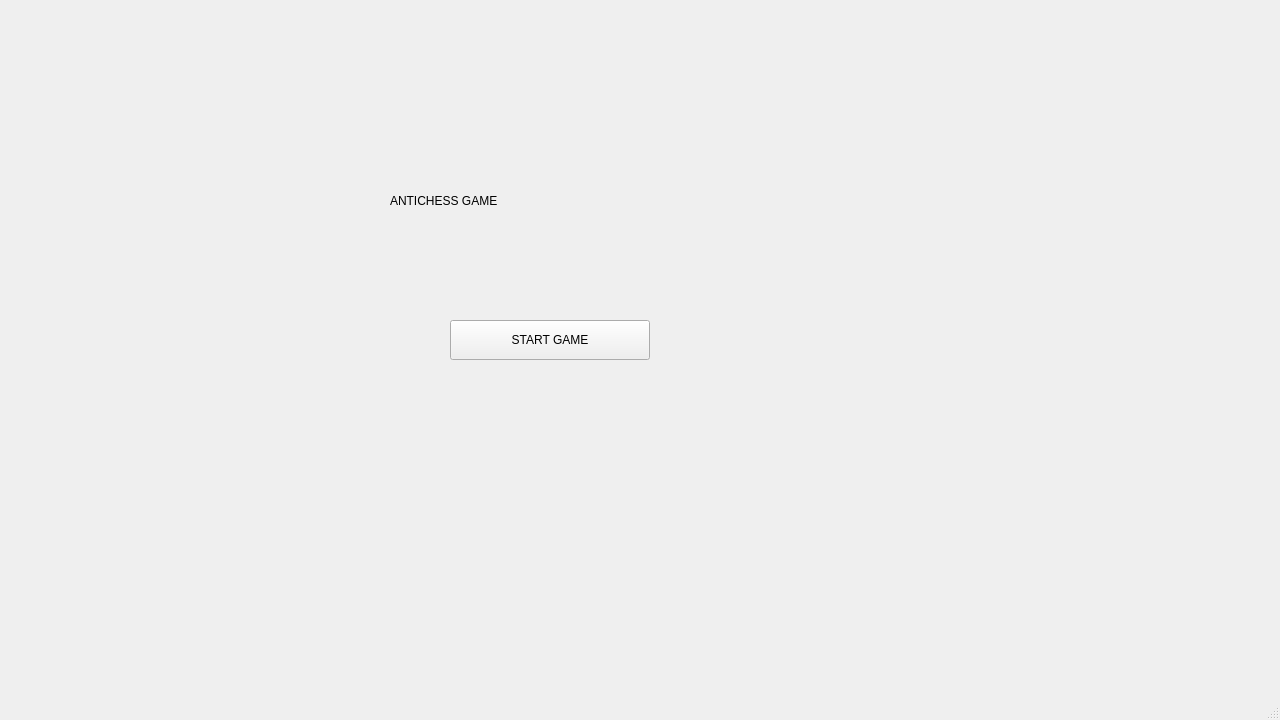
Qt form Antichess/mainwindow.ui (L0G4NN/EE273Project) before a commit.
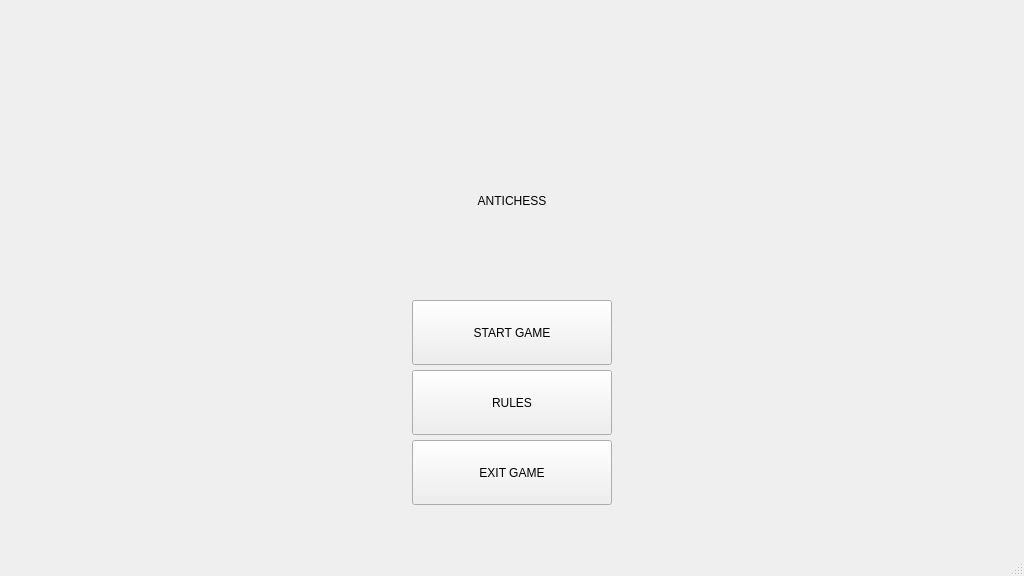
The same form after that commit.

Commit message: Updated GUI to include multiple pages

Patch:
```diff
--- a/Antichess/mainwindow.ui
+++ b/Antichess/mainwindow.ui
@@ -6,8 +6,8 @@
    <rect>
     <x>0</x>
     <y>0</y>
-    <width>1280</width>
-    <height>720</height>
+    <width>1024</width>
+    <height>576</height>
    </rect>
   </property>
   <property name="windowTitle">
@@ -36,10 +36,10 @@
      <widget class="QPushButton" name="startButton">
       <property name="geometry">
        <rect>
-        <x>450</x>
-        <y>320</y>
+        <x>412</x>
+        <y>300</y>
         <width>200</width>
-        <height>40</height>
+        <height>65</height>
        </rect>
       </property>
       <property name="styleSheet">
@@ -52,14 +52,80 @@
      <widget class="QLabel" name="label">
       <property name="geometry">
        <rect>
-        <x>390</x>
+        <x>362</x>
         <y>110</y>
-        <width>311</width>
+        <width>300</width>
         <height>181</height>
        </rect>
       </property>
+      <property name="autoFillBackground">
+       <bool>false</bool>
+      </property>
+      <property name="styleSheet">
+       <string notr="true">font: 14pt &quot;Franklin Gothic Heavy&quot;;</string>
+      </property>
       <property name="text">
-       <string>ANTICHESS GAME</string>
+       <string>ANTICHESS</string>
+      </property>
+      <property name="alignment">
+       <set>Qt::AlignCenter</set>
+      </property>
+     </widget>
+     <widget class="QPushButton" name="rulesButton">
+      <property name="geometry">
+       <rect>
+        <x>412</x>
+        <y>370</y>
+        <width>200</width>
+        <height>65</height>
+       </rect>
+      </property>
+      <property name="text">
+       <string>RULES</string>
+      </property>
+     </widget>
+     <widget class="QPushButton" name="exitGame">
+      <property name="geometry">
+       <rect>
+        <x>412</x>
+        <y>440</y>
+        <width>200</width>
+        <height>65</height>
+       </rect>
+      </property>
+      <property name="text">
+       <string>EXIT GAME</string>
+      </property>
+     </widget>
+     <widget class="QLabel" name="Start_image">
+      <property name="geometry">
+       <rect>
+        <x>80</x>
+        <y>100</y>
+        <width>271</width>
+        <height>371</height>
+       </rect>
+      </property>
+      <property name="sizePolicy">
+       <sizepolicy hsizetype="Ignored" vsizetype="Ignored">
+        <horstretch>0</horstretch>
+        <verstretch>0</verstretch>
+       </sizepolicy>
+      </property>
+      <property name="minimumSize">
+       <size>
+        <width>211</width>
+        <height>371</height>
+       </size>
+      </property>
+      <property name="maximumSize">
+       <size>
+        <width>861</width>
+        <height>371</height>
+       </size>
+      </property>
+      <property name="text">
+       <string/>
       </property>
      </widget>
     </widget>
```
Left out of the diff: 38 changed lines with no effect on the pictures. The commit also changes 2 other files.
